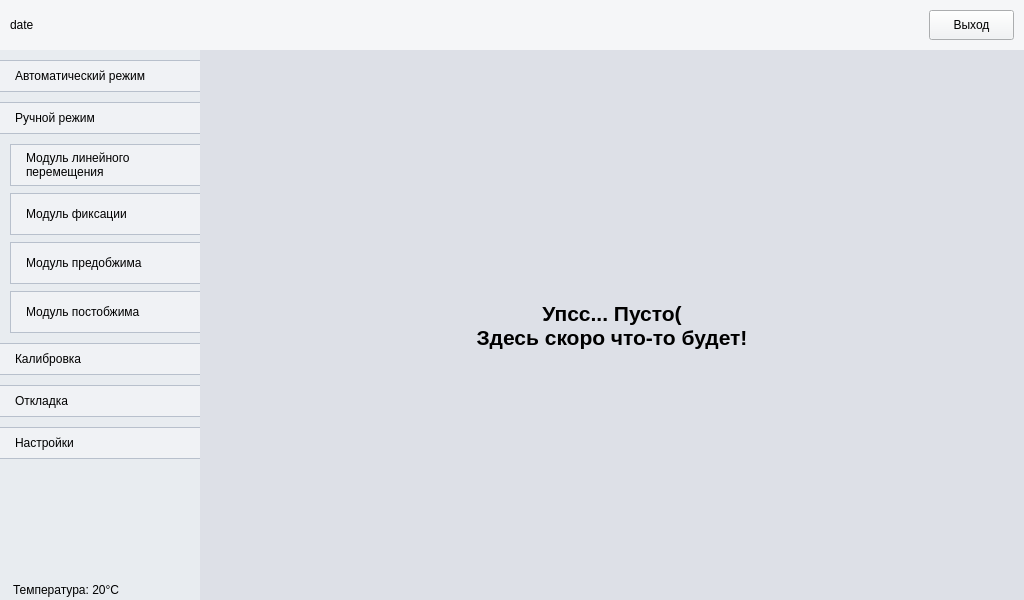
Before: the Qt Designer form main.ui in petlitsky/rozovproject, drawn with Qt 5.
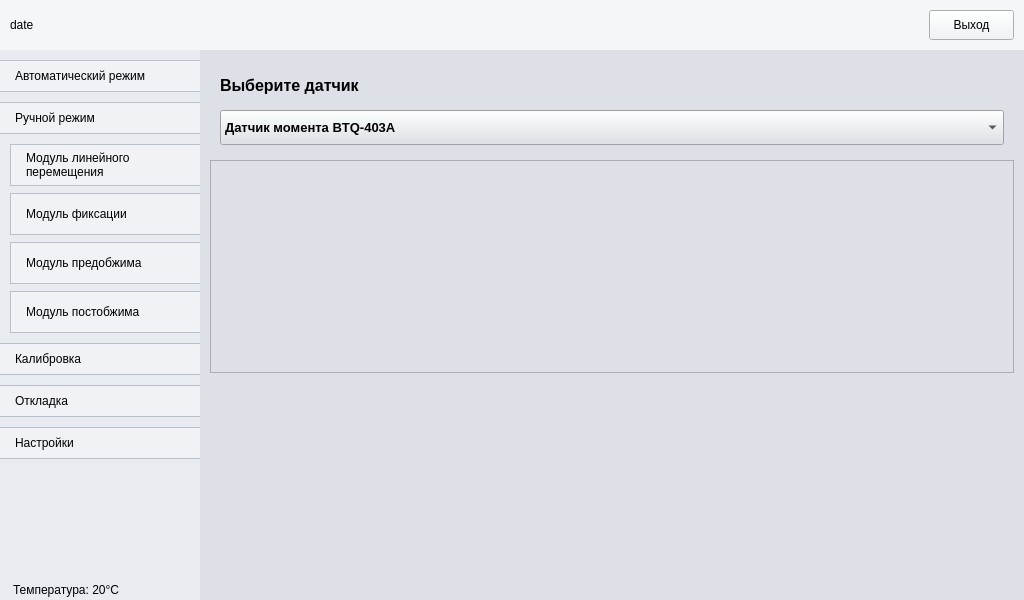
After: the same form once the commit is applied. The open tabs and pages were chosen to show the change. Icons and pictures are not drawn.

```diff
--- a/main.ui
+++ b/main.ui
@@ -356,7 +356,7 @@
           <string notr="true">background: #dde0e7;</string>
          </property>
          <property name="currentIndex">
-          <number>7</number>
+          <number>3</number>
          </property>
          <widget class="QWidget" name="pageAutoMode">
           <layout class="QVBoxLayout" name="verticalLayout_30">
@@ -2206,24 +2206,117 @@
           </layout>
          </widget>
          <widget class="QWidget" name="pageDebug">
-          <layout class="QHBoxLayout" name="horizontalLayout_18">
+          <layout class="QVBoxLayout" name="verticalLayout_28">
+           <property name="spacing">
+            <number>5</number>
+           </property>
+           <property name="leftMargin">
+            <number>10</number>
+           </property>
+           <property name="topMargin">
+            <number>10</number>
+           </property>
+           <property name="rightMargin">
+            <number>10</number>
+           </property>
+           <property name="bottomMargin">
+            <number>10</number>
+           </property>
            <item>
-            <widget class="QLabel" name="label_3">
-             <property name="font">
-              <font>
-               <pointsize>16</pointsize>
-               <bold>true</bold>
-              </font>
+            <widget class="QWidget" name="widget_8" native="true">
+             <property name="maximumSize">
+              <size>
+               <width>16777215</width>
+               <height>95</height>
+              </size>
              </property>
-             <property name="text">
-              <string>Упсс... Пусто(
-Здесь скоро что-то будет!</string>
+             <layout class="QVBoxLayout" name="verticalLayout_31">
+              <property name="spacing">
+               <number>10</number>
+              </property>
+              <property name="leftMargin">
+               <number>10</number>
+              </property>
+              <property name="topMargin">
+               <number>10</number>
+              </property>
+              <property name="rightMargin">
+               <number>10</number>
+              </property>
+              <property name="bottomMargin">
+               <number>10</number>
+              </property>
+              <item>
+               <widget class="QLabel" name="label_3">
+                <property name="maximumSize">
+                 <size>
+                  <width>16777215</width>
+                  <height>30</height>
+                 </size>
+                </property>
+                <property name="font">
+                 <font>
+                  <pointsize>12</pointsize>
+                  <bold>true</bold>
+                 </font>
+                </property>
+                <property name="text">
+                 <string>Выберите датчик</string>
+                </property>
+               </widget>
+              </item>
+              <item>
+               <widget class="QComboBox" name="comboBox">
+                <property name="minimumSize">
+                 <size>
+                  <width>0</width>
+                  <height>35</height>
+                 </size>
+                </property>
+                <property name="font">
+                 <font>
+                  <pointsize>10</pointsize>
+                  <bold>true</bold>
+                 </font>
+                </property>
+                <item>
+                 <property name="text">
+                  <string>Датчик момента BTQ-403A</string>
+                 </property>
+                </item>
+                <item>
+                 <property name="text">
+                  <string>Датчик усилия TCF-715A</string>
+                 </property>
+                </item>
+                <item>
+                 <property name="text">
+                  <string>Датчик тока ACS712</string>
+                 </property>
+                </item>
+                <item>
+                 <property name="text">
+                  <string>Датчик температуры BME280</string>
+                 </property>
+                </item>
+               </widget>
+              </item>
+             </layout>
+            </widget>
+           </item>
+           <item>
+            <widget class="QFrame" name="frame">
+             <property name="frameShape">
+              <enum>QFrame::Shape::StyledPanel</enum>
              </property>
-             <property name="alignment">
-              <set>Qt::AlignmentFlag::AlignCenter</set>
+             <property name="frameShadow">
+              <enum>QFrame::Shadow::Raised</enum>
              </property>
             </widget>
            </item>
+           <item>
+            <widget class="QWidget" name="widget_13" native="true"/>
+           </item>
           </layout>
          </widget>
          <widget class="QWidget" name="pageSettings">
```
